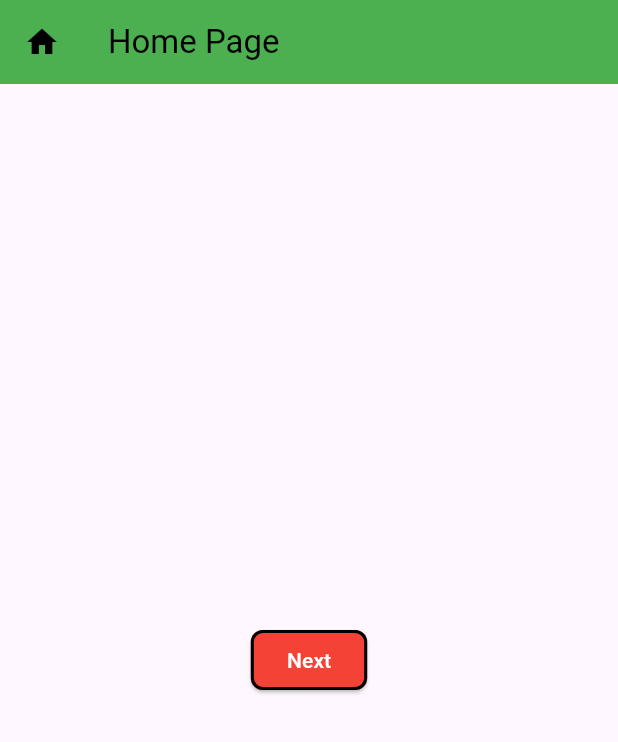
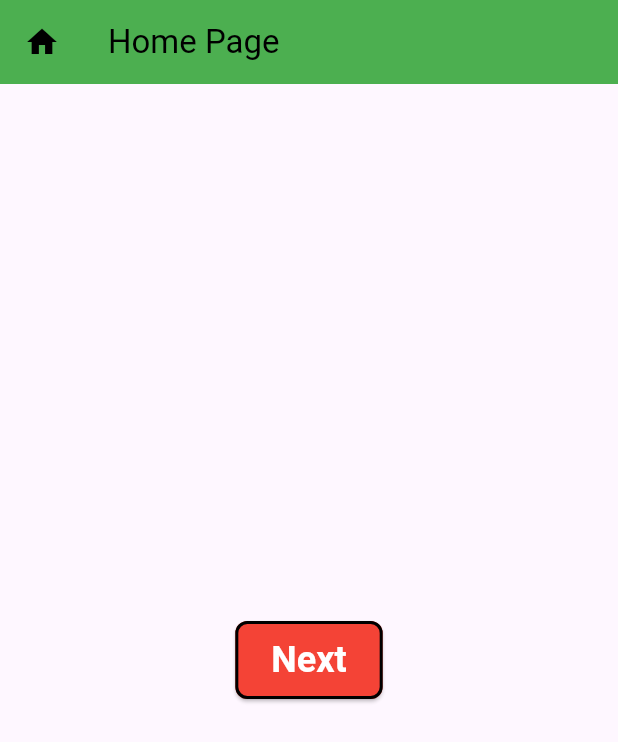
Before and after one commit to ashikmoinul/flutter_basics, a Flutter app: the screen it shows after launch, on a phone screen of 412 x 824 dp. Shown: the top 742 px of the screen. Run offline on Flutter 3.47's test engine with Material 3 defaults, Android fonts, the phone set to English and light mode, and no system bars.

Commit message:
Add Padding in Button

```diff
--- a/lib/main.dart
+++ b/lib/main.dart
@@ -49,6 +49,11 @@ class Home extends StatelessWidget {
                   borderRadius: BorderRadius.circular(8),
                   side: BorderSide(color: Colors.black, width: 2),
                 ),
+                textStyle: TextStyle(
+                  fontSize: 24,
+                  fontWeight: FontWeight.w600,
+                ),
+                padding: EdgeInsets.symmetric(horizontal: 24, vertical: 12),
               ),
               onPressed: () {
                 print('pressed');
```
